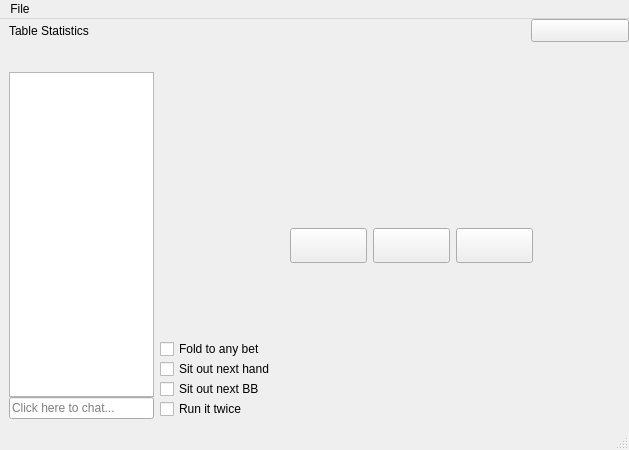
This is qt-client/client/table.ui in paunovic/chipup-poker as Qt 5 draws it before an edit. The edited form follows.
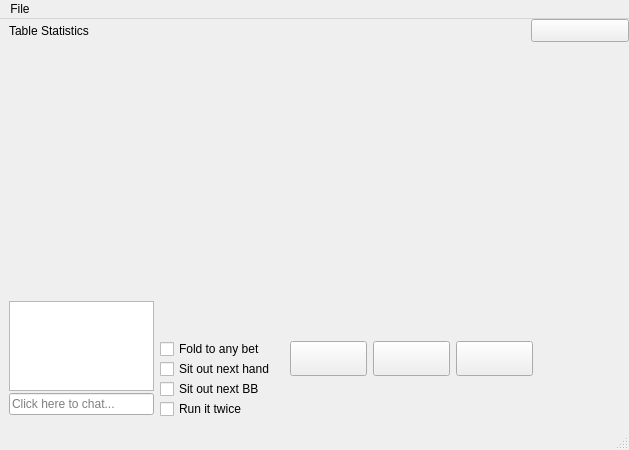
This is the edited form. Icons and pictures are not drawn.

Commit message: enforce a max height on chat

```diff
--- a/qt-client/client/table.ui
+++ b/qt-client/client/table.ui
@@ -67,7 +67,7 @@
      <widget class="QWidget" name="centerWrap" native="true">
       <layout class="QGridLayout" name="center">
        <property name="sizeConstraint">
-        <enum>QLayout::SetMinAndMaxSize</enum>
+        <enum>QLayout::SetMinimumSize</enum>
        </property>
       </layout>
      </widget>
@@ -89,7 +89,14 @@
          <enum>QLayout::SetDefaultConstraint</enum>
         </property>
         <item>
-         <widget class="QTextEdit" name="teChat"/>
+         <widget class="QTextEdit" name="teChat">
+          <property name="maximumSize">
+           <size>
+            <width>16777215</width>
+            <height>90</height>
+           </size>
+          </property>
+         </widget>
         </item>
         <item>
          <widget class="QLineEdit" name="teChatInput">
```
